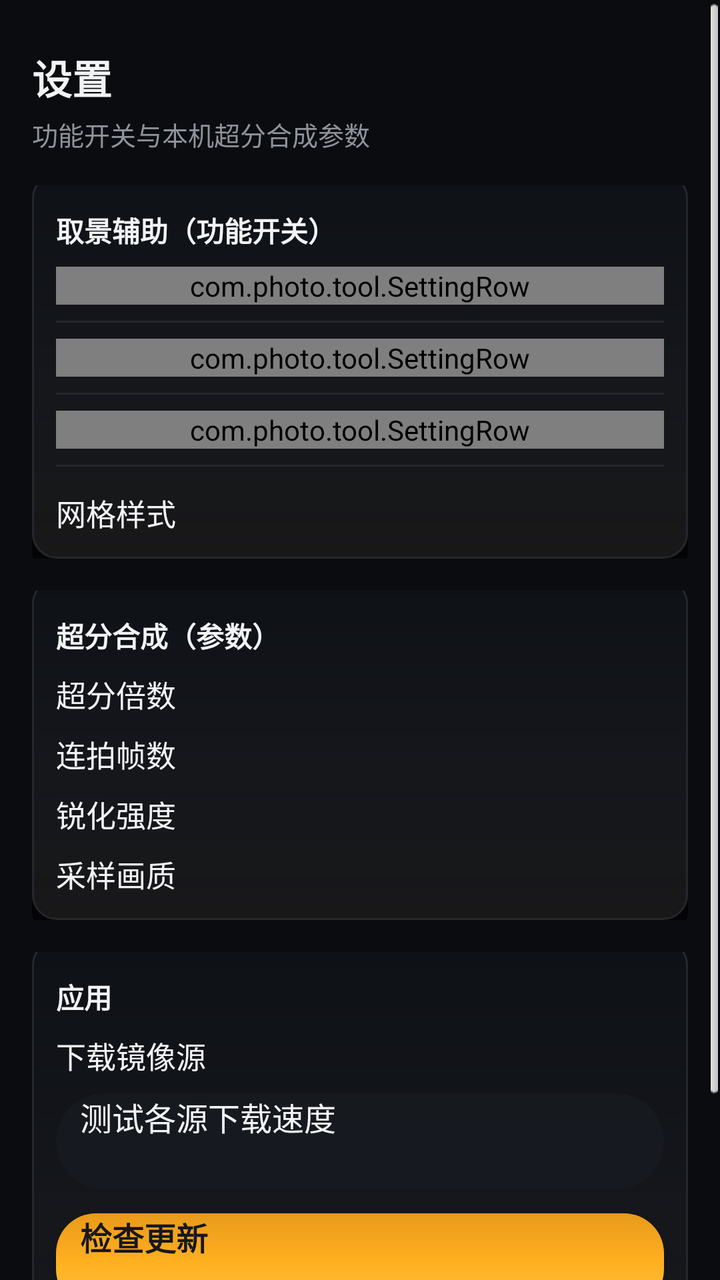
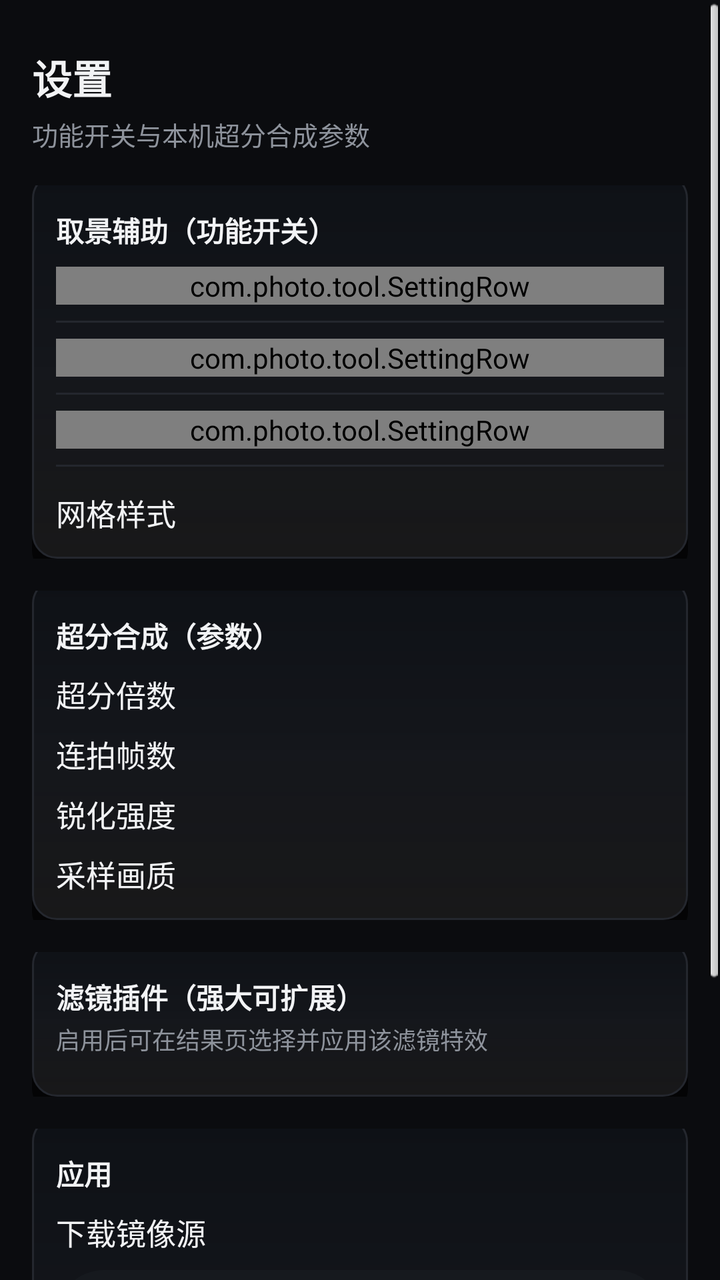

Before-and-after screenshots of an Android layout around one commit, followed by the original layout XML and the change that was made.
<!-- AndroidManifest.xml: application theme AppTheme -->
<!-- res/layout/activity_settings.xml -->
<?xml version="1.0" encoding="utf-8"?>
<ScrollView xmlns:android="http://schemas.android.com/apk/res/android"
    android:layout_width="match_parent"
    android:layout_height="match_parent"
    android:background="@color/bg_deep"
    android:fillViewport="true">

    <LinearLayout
        android:layout_width="match_parent"
        android:layout_height="wrap_content"
        android:orientation="vertical"
        android:paddingStart="@dimen/spacing_l"
        android:paddingEnd="@dimen/spacing_l"
        android:paddingTop="@dimen/spacing_xl"
        android:paddingBottom="@dimen/spacing_xl">

        <TextView
            android:layout_width="wrap_content"
            android:layout_height="wrap_content"
            android:text="@string/settings_title"
            android:textColor="@color/text_primary"
            android:textSize="20sp"
            android:textStyle="bold" />

        <TextView
            android:layout_width="wrap_content"
            android:layout_height="wrap_content"
            android:layout_marginTop="@dimen/spacing_xs"
            android:text="@string/settings_subtitle"
            android:textColor="@color/text_secondary"
            android:textSize="13sp" />

        
        <LinearLayout
            android:layout_width="match_parent"
            android:layout_height="wrap_content"
            android:layout_marginTop="@dimen/spacing_l"
            android:background="@drawable/bg_card"
            android:orientation="vertical"
            android:padding="@dimen/spacing_m">

            <TextView
                android:layout_width="wrap_content"
                android:layout_height="wrap_content"
                android:text="@string/section_overlay"
                android:textColor="@color/text_primary"
                android:textSize="14sp"
                android:textStyle="bold" />

            <com.photo.tool.SettingRow
                android:id="@+id/rowGrid"
                android:layout_width="match_parent"
                android:layout_height="wrap_content"
                android:layout_marginTop="@dimen/spacing_s" />

            <View
                android:layout_width="match_parent"
                android:layout_height="1dp"
                android:layout_marginTop="@dimen/spacing_s"
                android:background="@color/divider" />

            <com.photo.tool.SettingRow
                android:id="@+id/rowLevel"
                android:layout_width="match_parent"
                android:layout_height="wrap_content"
                android:layout_marginTop="@dimen/spacing_s" />

            <View
                android:layout_width="match_parent"
                android:layout_height="1dp"
                android:layout_marginTop="@dimen/spacing_s"
                android:background="@color/divider" />

            <com.photo.tool.SettingRow
                android:id="@+id/rowCompare"
                android:layout_width="match_parent"
                android:layout_height="wrap_content"
                android:layout_marginTop="@dimen/spacing_s" />

            <View
                android:layout_width="match_parent"
                android:layout_height="1dp"
                android:layout_marginTop="@dimen/spacing_s"
                android:background="@color/divider" />

            
            <LinearLayout
                android:layout_width="match_parent"
                android:layout_height="wrap_content"
                android:layout_marginTop="@dimen/spacing_m"
                android:gravity="center_vertical">

                <TextView
                    android:layout_width="0dp"
                    android:layout_height="wrap_content"
                    android:layout_weight="1"
                    android:text="@string/lbl_grid_style"
                    android:textColor="@color/text_primary"
                    android:textSize="15sp" />

                <Spinner
                    android:id="@+id/spGrid"
                    android:layout_width="0dp"
                    android:layout_height="wrap_content"
                    android:layout_weight="1" />
            </LinearLayout>
        </LinearLayout>

        
        <LinearLayout
            android:layout_width="match_parent"
            android:layout_height="wrap_content"
            android:layout_marginTop="@dimen/spacing_l"
            android:background="@drawable/bg_card"
            android:orientation="vertical"
            android:padding="@dimen/spacing_m">

            <TextView
                android:layout_width="wrap_content"
                android:layout_height="wrap_content"
                android:text="@string/section_super"
                android:textColor="@color/text_primary"
                android:textSize="14sp"
                android:textStyle="bold" />

            <LinearLayout
                android:layout_width="match_parent"
                android:layout_height="wrap_content"
                android:layout_marginTop="@dimen/spacing_s"
                android:gravity="center_vertical">

                <TextView
                    android:layout_width="0dp"
                    android:layout_height="wrap_content"
                    android:layout_weight="1"
                    android:text="@string/lbl_scale"
                    android:textColor="@color/text_primary"
                    android:textSize="15sp" />

                <Spinner
                    android:id="@+id/spScale"
                    android:layout_width="0dp"
                    android:layout_height="wrap_content"
                    android:layout_weight="1" />
            </LinearLayout>

            <LinearLayout
                android:layout_width="match_parent"
                android:layout_height="wrap_content"
                android:layout_marginTop="@dimen/spacing_s"
                android:gravity="center_vertical">

                <TextView
                    android:layout_width="0dp"
                    android:layout_height="wrap_content"
                    android:layout_weight="1"
                    android:text="@string/lbl_frames"
                    android:textColor="@color/text_primary"
                    android:textSize="15sp" />

                <Spinner
                    android:id="@+id/spFrames"
                    android:layout_width="0dp"
                    android:layout_height="wrap_content"
                    android:layout_weight="1" />
            </LinearLayout>

            <LinearLayout
                android:layout_width="match_parent"
                android:layout_height="wrap_content"
                android:layout_marginTop="@dimen/spacing_s"
                android:gravity="center_vertical">

                <TextView
                    android:layout_width="0dp"
                    android:layout_height="wrap_content"
                    android:layout_weight="1"
                    android:text="@string/lbl_sharpen"
                    android:textColor="@color/text_primary"
                    android:textSize="15sp" />

                <Spinner
                    android:id="@+id/spSharpen"
                    android:layout_width="0dp"
                    android:layout_height="wrap_content"
                    android:layout_weight="1" />
            </LinearLayout>

            <LinearLayout
                android:layout_width="match_parent"
                android:layout_height="wrap_content"
                android:layout_marginTop="@dimen/spacing_s"
                android:gravity="center_vertical">

                <TextView
                    android:layout_width="0dp"
                    android:layout_height="wrap_content"
                    android:layout_weight="1"
                    android:text="@string/lbl_quality"
                    android:textColor="@color/text_primary"
                    android:textSize="15sp" />

                <Spinner
                    android:id="@+id/spQuality"
                    android:layout_width="0dp"
                    android:layout_height="wrap_content"
                    android:layout_weight="1" />
            </LinearLayout>
        </LinearLayout>

        
        <LinearLayout
            android:layout_width="match_parent"
            android:layout_height="wrap_content"
            android:layout_marginTop="@dimen/spacing_l"
            android:background="@drawable/bg_card"
            android:orientation="vertical"
            android:padding="@dimen/spacing_m">

            <TextView
                android:layout_width="wrap_content"
                android:layout_height="wrap_content"
                android:text="@string/section_update"
                android:textColor="@color/text_primary"
                android:textSize="14sp"
                android:textStyle="bold" />

            
            <LinearLayout
                android:layout_width="match_parent"
                android:layout_height="wrap_content"
                android:layout_marginTop="@dimen/spacing_s"
                android:gravity="center_vertical">

                <TextView
                    android:layout_width="0dp"
                    android:layout_height="wrap_content"
                    android:layout_weight="1"
                    android:text="@string/lbl_mirror"
                    android:textColor="@color/text_primary"
                    android:textSize="15sp" />

                <Spinner
                    android:id="@+id/spMirror"
                    android:layout_width="0dp"
                    android:layout_height="wrap_content"
                    android:layout_weight="1" />
            </LinearLayout>

            <Button
                android:id="@+id/btnTestSpeed"
                android:layout_width="match_parent"
                android:layout_height="wrap_content"
                android:layout_marginTop="@dimen/spacing_s"
                android:background="@drawable/bg_capsule"
                android:minHeight="48dp"
                android:paddingStart="@dimen/spacing_m"
                android:paddingEnd="@dimen/spacing_m"
                android:text="@string/btn_test_speed"
                android:textColor="@color/text_primary" />

            <Button
                android:id="@+id/btnCheckUpdate"
                android:layout_width="match_parent"
                android:layout_height="wrap_content"
                android:layout_marginTop="@dimen/spacing_m"
                android:background="@drawable/bg_primary_button"
                android:minHeight="@dimen/primary_btn_height"
                android:paddingStart="@dimen/spacing_m"
                android:paddingEnd="@dimen/spacing_m"
                android:text="@string/btn_check_update"
                android:textColor="@color/text_on_accent"
                android:textStyle="bold" />

            <Button
                android:id="@+id/btnBack"
                android:layout_width="match_parent"
                android:layout_height="wrap_content"
                android:layout_marginTop="@dimen/spacing_s"
                android:background="@drawable/bg_capsule"
                android:minHeight="48dp"
                android:paddingStart="@dimen/spacing_m"
                android:paddingEnd="@dimen/spacing_m"
                android:text="@string/btn_back"
                android:textColor="@color/text_primary" />
        </LinearLayout>
    </LinearLayout>
</ScrollView>
<!-- resources referenced by this layout -->
<resources>
  <color name="bg_deep">#0B0C0F</color>
  <color name="divider">#24272E</color>
  <color name="text_on_accent">#16181D</color>
  <color name="text_primary">#F2F3F5</color>
  <color name="text_secondary">#8E939C</color>
  <dimen name="primary_btn_height">48dp</dimen>
  <dimen name="spacing_l">16dp</dimen>
  <dimen name="spacing_m">12dp</dimen>
  <dimen name="spacing_s">8dp</dimen>
  <dimen name="spacing_xl">24dp</dimen>
  <dimen name="spacing_xs">4dp</dimen>
  <!-- drawable bg_capsule (drawable) -->
  <?xml version="1.0" encoding="utf-8"?>
  <shape xmlns:android="http://schemas.android.com/apk/res/android"
      android:shape="rectangle">
      <corners android:radius="@dimen/radius_pill" />
      <solid android:color="@color/toolbar_translucent" />
  </shape>
  <!-- drawable bg_primary_button (drawable) -->
  <?xml version="1.0" encoding="utf-8"?>
  <ripple xmlns:android="http://schemas.android.com/apk/res/android"
      android:color="@color/ripple_on_accent">
      <item>
          <shape android:shape="rectangle">
              <corners android:radius="@dimen/radius_l" />
              <gradient
                  android:angle="90"
                  android:startColor="@color/accent_hi"
                  android:centerColor="@color/accent"
                  android:endColor="@color/accent_pressed"
                  android:type="linear" />
          </shape>
      </item>
      <item android:id="@android:id/mask">
          <shape android:shape="rectangle">
              <corners android:radius="@dimen/radius_l" />
              <solid android:color="#FFFFFF" />
          </shape>
      </item>
  </ripple>
  <string name="btn_back">返回</string>
  <string name="btn_check_update">检查更新</string>
  <string name="btn_test_speed">测试各源下载速度</string>
  <string name="lbl_frames">连拍帧数</string>
  <string name="lbl_grid_style">网格样式</string>
  <string name="lbl_mirror">下载镜像源</string>
  <string name="lbl_quality">采样画质</string>
  <string name="lbl_scale">超分倍数</string>
  <string name="lbl_sharpen">锐化强度</string>
  <string name="section_overlay">取景辅助（功能开关）</string>
  <string name="section_super">超分合成（参数）</string>
  <string name="section_update">应用</string>
  <string name="settings_subtitle">功能开关与本机超分合成参数</string>
  <string name="settings_title">设置</string>
  <style name="AppTheme" parent="android:Theme.Black.NoTitleBar.Fullscreen">
          <item name="android:statusBarColor">@color/bg_deep</item>
          <item name="android:navigationBarColor">@color/bg_deep</item>
          <item name="android:windowBackground">@color/bg_deep</item>
          <item name="android:colorAccent">@color/accent</item>
          <item name="android:windowLightStatusBar">false</item>
          <item name="android:windowLightNavigationBar">false</item>
          <item name="android:windowActionModeOverlay">true</item>
      </style>
  <dimen name="radius_pill">999dp</dimen>
  <color name="toolbar_translucent">#E6171A20</color>
  <dimen name="radius_m">12dp</dimen>
  <color name="surface_overlay_dark">#A6000000</color>
  <color name="surface_overlay_light">#14FFFFFF</color>
  <color name="bg_card">#14161B</color>
  <color name="ripple_on_accent">#33000000</color>
  <dimen name="radius_l">20dp</dimen>
  <color name="accent_hi">#FFC13D</color>
  <color name="accent">#FFB020</color>
  <color name="accent_pressed">#E89A1B</color>
</resources>

<!-- the commit's change to res/layout/activity_settings.xml (unified diff, before → after) -->
@@ -206,6 +206,39 @@
                     android:layout_height="wrap_content"
                     android:layout_weight="1" />
             </LinearLayout>
+        </LinearLayout>
+
+        
+        <LinearLayout
+            android:layout_width="match_parent"
+            android:layout_height="wrap_content"
+            android:layout_marginTop="@dimen/spacing_l"
+            android:background="@drawable/bg_card"
+            android:orientation="vertical"
+            android:padding="@dimen/spacing_m">
+
+            <TextView
+                android:layout_width="wrap_content"
+                android:layout_height="wrap_content"
+                android:text="@string/section_filters"
+                android:textColor="@color/text_primary"
+                android:textSize="14sp"
+                android:textStyle="bold" />
+
+            <TextView
+                android:layout_width="wrap_content"
+                android:layout_height="wrap_content"
+                android:layout_marginTop="@dimen/spacing_xxs"
+                android:text="@string/filter_plugin_desc"
+                android:textColor="@color/text_secondary"
+                android:textSize="12sp" />
+
+            <LinearLayout
+                android:id="@+id/filterPlugins"
+                android:layout_width="match_parent"
+                android:layout_height="wrap_content"
+                android:orientation="vertical"
+                android:layout_marginTop="@dimen/spacing_s" />
         </LinearLayout>
 
         
<!-- resource entries referenced after the edit -->
@@ -11,6 +11,7 @@
   <dimen name="spacing_s">8dp</dimen>
   <dimen name="spacing_xl">24dp</dimen>
   <dimen name="spacing_xs">4dp</dimen>
+  <dimen name="spacing_xxs">2dp</dimen>
   <!-- drawable bg_capsule (drawable) -->
   <?xml version="1.0" encoding="utf-8"?>
   <shape xmlns:android="http://schemas.android.com/apk/res/android"
@@ -43,12 +44,14 @@
   <string name="btn_back">返回</string>
   <string name="btn_check_update">检查更新</string>
   <string name="btn_test_speed">测试各源下载速度</string>
+  <string name="filter_plugin_desc">启用后可在结果页选择并应用该滤镜特效</string>
   <string name="lbl_frames">连拍帧数</string>
   <string name="lbl_grid_style">网格样式</string>
   <string name="lbl_mirror">下载镜像源</string>
   <string name="lbl_quality">采样画质</string>
   <string name="lbl_scale">超分倍数</string>
   <string name="lbl_sharpen">锐化强度</string>
+  <string name="section_filters">滤镜插件（强大可扩展）</string>
   <string name="section_overlay">取景辅助（功能开关）</string>
   <string name="section_super">超分合成（参数）</string>
   <string name="section_update">应用</string>
